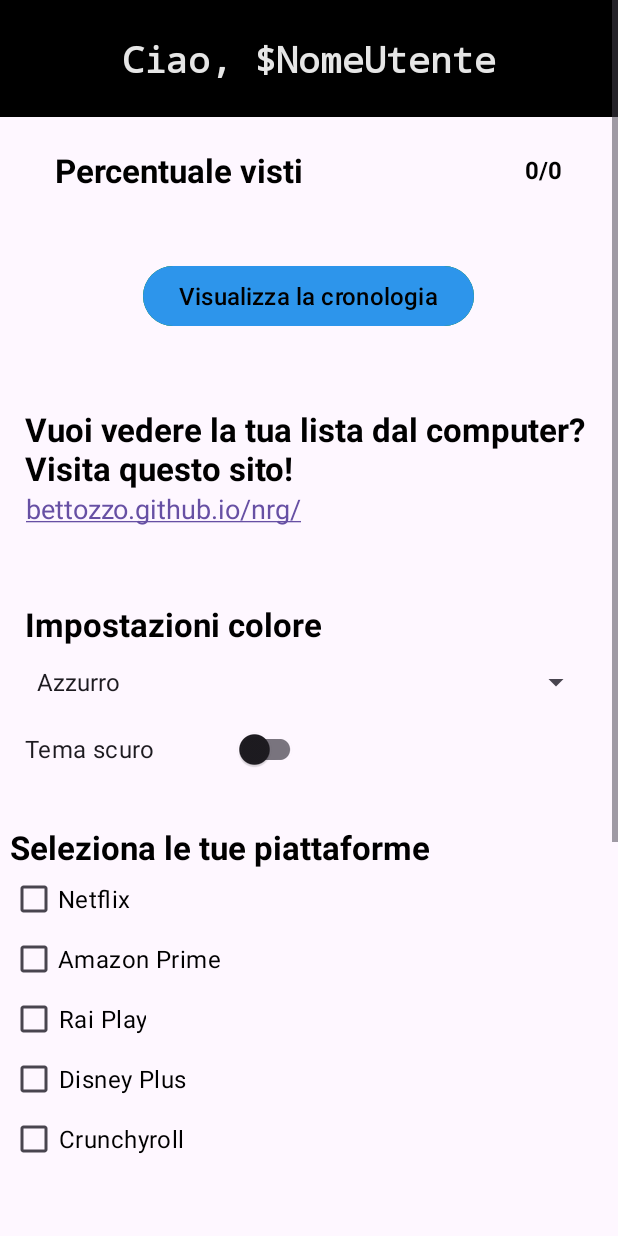
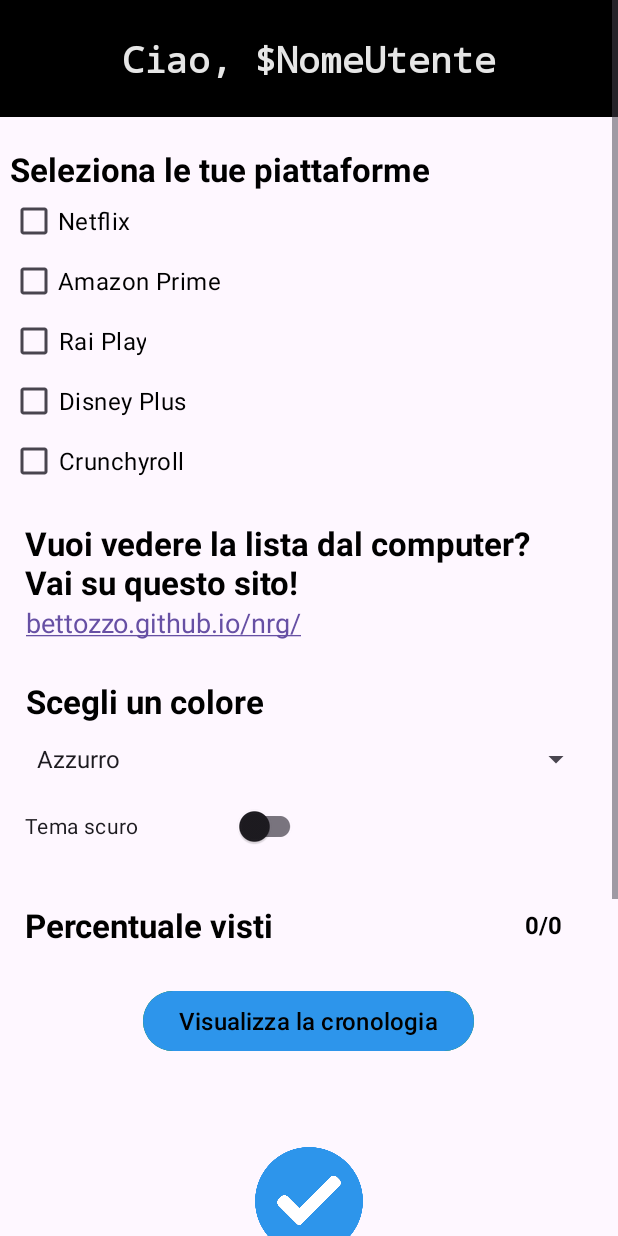
Before and after one commit to bettozzo/NonCiRestaCheGuardare, an Android app: the Profilo screen opened directly, with no data from a screen before it, on a phone screen of 412 x 824 dp. Run offline under Robolectric (Android 15) with nearby library versions, the phone set to English and light mode, and no system bars; our stand-ins replace Room's generated code; libraries missing offline, so code that uses them is left out: io.github.jan.supabase; 9 statements that could not run were skipped.

Commit message:
Fixed bugs and better UI

```diff
--- a/app/src/main/java/unitn/app/AdapterHomepage.kt
+++ b/app/src/main/java/unitn/app/AdapterHomepage.kt
@@ -81,7 +81,6 @@
                 "Crunchyroll" -> {
                     intent.putExtra("CrunchyrollPath", platform.second)
                 };
-                //TODO no , infinity?
             }
         }
     }
--- a/app/src/main/java/unitn/app/DettaglioMedia.kt
+++ b/app/src/main/java/unitn/app/DettaglioMedia.kt
@@ -94,6 +94,7 @@
                     coroutineContext
                 );
                 remoteDao.changeIsLocal(id, isChecked)
+                LiveDatas.tickIsLocal(id)
             }
         }
 
--- a/app/src/main/java/unitn/app/LiveDatas.kt
+++ b/app/src/main/java/unitn/app/LiveDatas.kt
@@ -101,6 +101,14 @@
         mutWatchList.value = emptyList();
     }
 
+    fun tickIsLocal(mediaid: Int) {
+        val media = watchList.find { it.mediaId == mediaid }!!
+        val index = watchList.indexOf(media)
+        media.isLocallySaved = !media.isLocallySaved;
+
+        watchList[index] = media;
+        mutWatchList.postValue(watchList);
+    }
 
     /*--------------------------*/
     /*---------Ricerca----------*/
--- a/app/src/main/java/unitn/app/Profilo.kt
+++ b/app/src/main/java/unitn/app/Profilo.kt
@@ -57,7 +57,7 @@
 
         //Change colors
         LiveDatas.liveColore.observe(this) {
-            LiveDatas.updateColorsOfButtons(listOf(buttonGoToCronologia, buttonLogOff))
+            LiveDatas.updateColorsOfButtons(listOf(buttonGoToCronologia))
             LiveDatas.updateColorsOfImgButtons(listOf(buttonSave))
         }
 
@@ -87,8 +87,6 @@
             inPercentuale = !inPercentuale
             setCompletamento(textPercentuale, inPercentuale)
         }
-
-
 
         //url sito
         urlSito.movementMethod = LinkMovementMethod.getInstance()
@@ -296,7 +294,6 @@
         val myList = ColorStateList(states, colors)
 
         findViewById<Button>(R.id.buttonGoToSeen).backgroundTintList = myList
-        findViewById<Button>(R.id.buttonLogOff).backgroundTintList = myList
         findViewById<ImageButton>(R.id.buttonSave).backgroundTintList = myList
     }
 }
--- a/app/src/main/java/unitn/app/api/LocalMedia.kt
+++ b/app/src/main/java/unitn/app/api/LocalMedia.kt
@@ -6,7 +6,7 @@
     val title: String,
     val platform: List<Pair<String, String>>,
     val posterPath: String?,
-    val isLocallySaved: Boolean,
+    var isLocallySaved: Boolean,
     val sinossi: String?,
     val cast: List<Pair<String, String>> = emptyList(),
     val crew: List<Pair<String, String>> = emptyList(),
--- a/app/src/main/res/layout/activity_aggiungi_custom_media.xml
+++ b/app/src/main/res/layout/activity_aggiungi_custom_media.xml
@@ -82,7 +82,6 @@
             <androidx.appcompat.widget.SwitchCompat
                 android:id="@+id/switch1"
                 android:checked="true"
-                style="@style/SCBSwitch"
                 android:layout_width="wrap_content"
                 android:layout_height="wrap_content" />
 
--- a/app/src/main/res/layout/activity_dettaglio_media.xml
+++ b/app/src/main/res/layout/activity_dettaglio_media.xml
@@ -108,17 +108,14 @@
 
         <androidx.appcompat.widget.SwitchCompat
             android:id="@+id/switchLocal"
-            android:layout_width="187dp"
-            android:layout_height="41dp"
+            android:layout_width="wrap_content"
+            android:layout_height="wrap_content"
             android:layout_below="@+id/plaformList"
-            android:layout_alignParentStart="true"
             android:layout_marginStart="14dp"
             android:layout_marginTop="10dp"
-            android:text="In Locale"
+            android:text="In Locale       "
             android:textSize="20sp"
-            android:textStyle="bold"
-            android:theme="@style/SCBSwitch"
-            android:thumbTint="#69D31E" />
+            android:textStyle="bold" />
 
         <ImageButton
             android:id="@+id/buttonDelete"
--- a/app/src/main/res/layout/activity_profilo.xml
+++ b/app/src/main/res/layout/activity_profilo.xml
@@ -19,115 +19,14 @@
             android:layout_height="78dp"
             android:text="Ciao, $NomeUtente" />
 
-        <RelativeLayout
-            android:id="@+id/completamentoLista"
-            android:layout_width="match_parent"
-            android:layout_height="40dp"
-            android:layout_below="@+id/titolo"
-            android:layout_centerHorizontal="true"
-            android:layout_marginStart="14dp"
-            android:layout_marginTop="15dp"
-            android:paddingHorizontal="30dp">
-
-            <TextView
-                style="@style/Header"
-                android:layout_width="wrap_content"
-                android:layout_height="match_parent"
-                android:text="Percentuale visti"
-                android:textAlignment="center" />
-
-            <TextView
-                android:id="@+id/contenutiVistiEDaVedere"
-                style="@style/normalText"
-                android:layout_alignParentEnd="true"
-                android:text="$V/$daV"
-                android:textStyle="bold" />
-
-        </RelativeLayout>
-
-
-        <Button
-            android:id="@+id/buttonGoToSeen"
-            style="@style/normalButton"
-            android:layout_below="@id/completamentoLista"
-            android:layout_centerHorizontal="true"
-            android:layout_marginTop="40dp"
-            android:contentDescription="Vai a media già visti"
-            android:text="Visualizza la cronologia" />
-
-
-        <LinearLayout
-            android:id="@+id/infoSito"
-            android:layout_width="match_parent"
-            android:layout_height="wrap_content"
-            android:layout_below="@+id/buttonGoToSeen"
-            android:layout_centerHorizontal="true"
-            android:layout_marginStart="14dp"
-            android:layout_marginTop="50dp"
-            android:orientation="vertical"
-            android:paddingHorizontal="10dp">
-
-            <TextView
-                style="@style/Header"
-                android:layout_width="wrap_content"
-                android:layout_height="match_parent"
-                android:text="Vuoi vedere la tua lista dal computer?\nVisita questo sito!"
-                android:textAlignment="textStart" />
-
-            <TextView
-                android:id="@+id/URLsito"
-                android:layout_width="wrap_content"
-                android:layout_height="match_parent"
-                android:layout_alignParentEnd="true"
-                android:gravity="center"
-                android:text="@string/link_to_the_website"
-                android:textAlignment="center"
-                android:textColor="@color/black"
-                android:textSize="18sp" />
-
-
-        </LinearLayout>
-
-        <LinearLayout
-            android:id="@+id/scegliColore"
-            android:layout_width="match_parent"
-            android:layout_height="wrap_content"
-            android:layout_below="@+id/infoSito"
-            android:layout_centerHorizontal="true"
-            android:layout_marginStart="14dp"
-            android:layout_marginTop="50dp"
-            android:orientation="vertical"
-            android:paddingHorizontal="10dp">
-
-            <TextView
-                style="@style/Header"
-                android:layout_width="wrap_content"
-                android:layout_height="match_parent"
-                android:text="Impostazioni colore" />
-
-            <Spinner
-                android:id="@+id/chooseColor"
-                android:layout_width="match_parent"
-                android:layout_height="wrap_content"
-                android:layout_below="@id/infoSito"
-                android:spinnerMode="dropdown" />
-
-            <androidx.appcompat.widget.SwitchCompat
-                android:id="@+id/switchTema"
-                android:layout_width="187dp"
-                android:layout_height="41dp"
-                android:text="Tema scuro"
-                android:theme="@style/SCBSwitch" />
-        </LinearLayout>
-
         <LinearLayout
             android:id="@+id/containerPiattaforme"
             android:layout_width="match_parent"
             android:layout_height="wrap_content"
-            android:layout_below="@+id/scegliColore"
+            android:layout_below="@+id/titolo"
             android:layout_centerHorizontal="true"
             android:layout_marginStart="14dp"
-            android:layout_marginTop="30dp"
+            android:layout_marginTop="20dp"
             android:orientation="vertical">
 
             <TextView
@@ -175,45 +74,140 @@
 
         </LinearLayout>
 
-        <Button
-            android:id="@+id/buttonLogOff"
-            style="@style/normalButton"
-            android:layout_below="@id/containerPiattaforme"
-            android:layout_centerHorizontal="true"
-            android:layout_marginTop="50dp"
-            android:contentDescription="Esci dall'account"
-            android:text="Esci dall'account" />
 
         <LinearLayout
-            android:id="@+id/containerDeleteButton"
+            android:id="@+id/infoSito"
             android:layout_width="match_parent"
-            android:layout_height="120dp"
-            android:layout_below="@+id/buttonLogOff"
+            android:layout_height="wrap_content"
+            android:layout_below="@+id/containerPiattaforme"
             android:layout_centerHorizontal="true"
             android:layout_marginStart="14dp"
-            android:layout_marginTop="30dp"
-            android:background="#4DFF0000"
-            android:gravity="center">
+            android:layout_marginTop="20dp"
+            android:orientation="vertical"
+            android:paddingHorizontal="10dp">
 
-            <Button
-                android:id="@+id/buttonDeleteAccount"
-                style="@style/dangerousButton"
-                android:contentDescription="Cancella l'account"
-                android:text="Cancella l'account" />
+            <TextView
+                style="@style/Header"
+                android:layout_width="wrap_content"
+                android:layout_height="match_parent"
+                android:text="Vuoi vedere la lista dal computer?\nVai su questo sito!"
+                android:textAlignment="textStart" />
+
+            <TextView
+                android:id="@+id/URLsito"
+                android:layout_width="wrap_content"
+                android:layout_height="match_parent"
+                android:layout_alignParentEnd="true"
+                android:gravity="center"
+                android:text="@string/link_to_the_website"
+                android:textAlignment="center"
+                android:textColor="@color/black"
+                android:textSize="18sp" />
+        </LinearLayout>
+
+        <LinearLayout
+            android:id="@+id/scegliColore"
+            android:layout_width="match_parent"
+            android:layout_height="wrap_content"
+            android:layout_below="@+id/infoSito"
+            android:layout_centerHorizontal="true"
+            android:layout_marginStart="14dp"
+            android:layout_marginTop="25dp"
+            android:orientation="vertical"
+            android:paddingHorizontal="10dp">
+
+            <TextView
+                style="@style/Header"
+                android:layout_width="wrap_content"
+                android:layout_height="match_parent"
+                android:text="Scegli un colore" />
+
+            <Spinner
+                android:id="@+id/chooseColor"
+                android:layout_width="match_parent"
+                android:layout_height="wrap_content"
+                android:spinnerMode="dropdown" />
+
+            <androidx.appcompat.widget.SwitchCompat
+                android:id="@+id/switchTema"
+                android:layout_width="187dp"
+                android:layout_height="41dp"
+                android:text="Tema scuro" />
+        </LinearLayout>
+
+        <RelativeLayout
+            android:id="@+id/completamentoLista"
+            android:layout_width="match_parent"
+            android:layout_height="40dp"
+            android:layout_below="@+id/scegliColore"
+            android:layout_centerHorizontal="true"
+            android:layout_marginStart="14dp"
+            android:layout_marginTop="25dp"
+            android:paddingStart="10dp"
+            android:paddingEnd="30dp">
+
+            <TextView
+                style="@style/Header"
+                android:layout_width="wrap_content"
+                android:layout_height="match_parent"
+                android:layout_alignParentStart="true"
+                android:text="Percentuale visti" />
+
+            <TextView
+                android:id="@+id/contenutiVistiEDaVedere"
+                style="@style/normalText"
+                android:layout_alignParentEnd="true"
+                android:text="$V/$daV"
+                android:textStyle="bold" />
+
+        </RelativeLayout>
 
 
-        </LinearLayout>
+        <Button
+            android:id="@+id/buttonGoToSeen"
+            style="@style/normalButton"
+            android:layout_below="@id/completamentoLista"
+            android:layout_centerHorizontal="true"
+            android:layout_marginTop="20dp"
+            android:contentDescription="Vai a media già visti"
+            android:text="Visualizza la cronologia" />
 
         <ImageButton
             android:id="@+id/buttonSave"
             style="@style/normalImageButton"
-            android:layout_below="@+id/containerDeleteButton"
+            android:layout_below="@+id/buttonGoToSeen"
             android:layout_centerHorizontal="true"
             android:layout_marginTop="60dp"
-            android:layout_marginBottom="50dp"
             android:contentDescription="Salva e vai a homepage"
             android:src="@drawable/checkmark" />
 
+        <View
+            android:layout_width="match_parent"
+            android:layout_height="1dp"
+            android:layout_below="@id/buttonSave"
+            android:layout_marginTop="45dp"
+            android:background="@color/normalText" />
+
+        <Button
+            android:id="@+id/buttonLogOff"
+            style="@style/normalButton"
+            android:layout_below="@id/buttonSave"
+            android:layout_centerHorizontal="true"
+            android:layout_marginTop="100dp"
+            android:backgroundTint="@color/GrigioScuro"
+            android:contentDescription="Esci dall'account"
+            android:text="Esci dall'account" />
+
+
+        <Button
+            android:id="@+id/buttonDeleteAccount"
+            style="@style/dangerousButton"
+            android:layout_below="@id/buttonLogOff"
+            android:layout_centerHorizontal="true"
+            android:layout_marginTop="60dp"
+            android:layout_marginBottom="40dp"
+            android:contentDescription="Cancella l'account"
+            android:text="Cancella l'account" />
 
     </RelativeLayout>
 </ScrollView>
--- a/app/src/main/res/values-night/colors.xml
+++ b/app/src/main/res/values-night/colors.xml
@@ -11,4 +11,5 @@
     <color name="Azzurro">#ff2d95eb</color>
     <color name="Rosso">#E6FF0E0E</color>
     <color name="Grigio">#E6232323</color>
+    <color name="GrigioScuro">#E6808080</color>
 </resources>
--- a/app/src/main/res/values/colors.xml
+++ b/app/src/main/res/values/colors.xml
@@ -11,4 +11,5 @@
     <color name="Azzurro">#ff2d95eb</color>
     <color name="Rosso">#E6FF0E0E</color>
     <color name="Grigio">#E6EAEAEA</color>
+    <color name="GrigioScuro">#E69E9E9E</color>
 </resources>
--- a/app/src/main/res/values/themes.xml
+++ b/app/src/main/res/values/themes.xml
@@ -73,12 +73,5 @@
 
     <style name="viewPagerStyle"/>
 
-    <style name="SCBSwitch">
-        <item name="android:textColor">@color/normalText</item>
-        <item name="android:textSize">16sp</item>
-        <item name="colorControlActivated">#14A315</item>
-        <item name="colorSwitchThumbNormal">#f1f1f1</item>
-        <item name="android:colorForeground">#42221f1f</item>
-        <item name="android:thumbTint">#69D31E</item>
-    </style>
+
 </resources>
```
